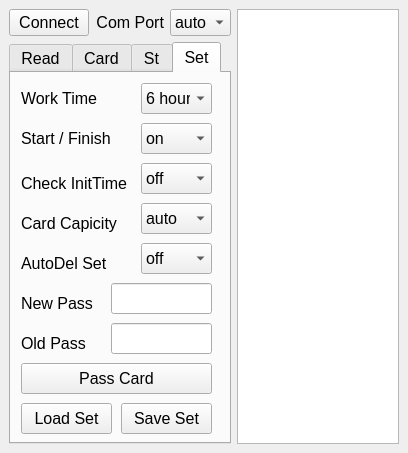
Before: the Qt Designer form design.ui in sportiduino/SportiduinoPQ, drawn with Qt 5.
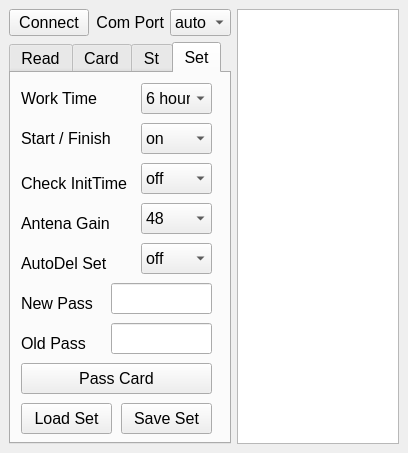
After: the same form once the commit is applied. The open tabs and pages were chosen to show the change.

Patch:
```diff
--- a/design.ui
+++ b/design.ui
@@ -703,7 +703,7 @@
            </rect>
           </property>
           <property name="text">
-           <string>Card Capicity</string>
+           <string>Antena Gain</string>
           </property>
          </widget>
          <widget class="QComboBox" name="CardCap">
@@ -720,7 +720,7 @@
           </property>
           <item>
            <property name="text">
-            <string>auto</string>
+            <string>48</string>
            </property>
           </item>
           <item>
```
Left out of the diff: 16 changed lines with no effect on the pictures.
